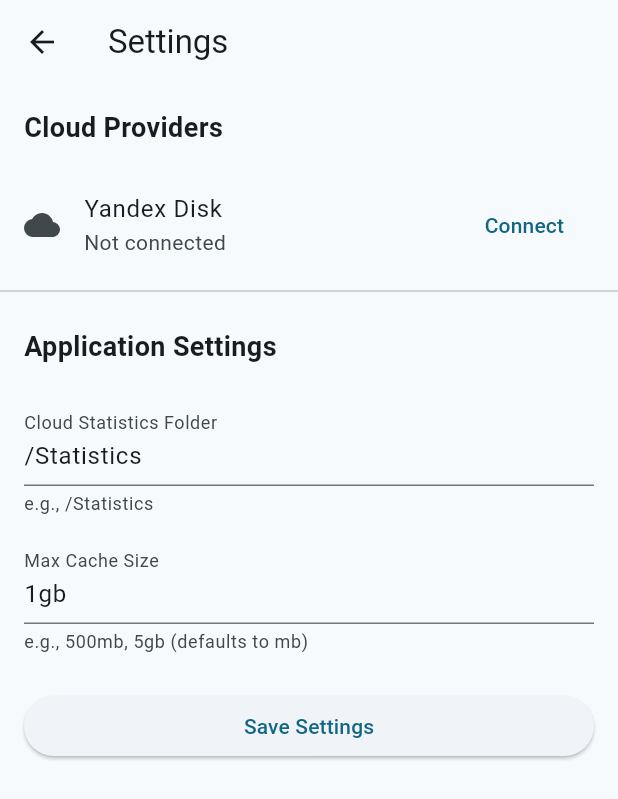
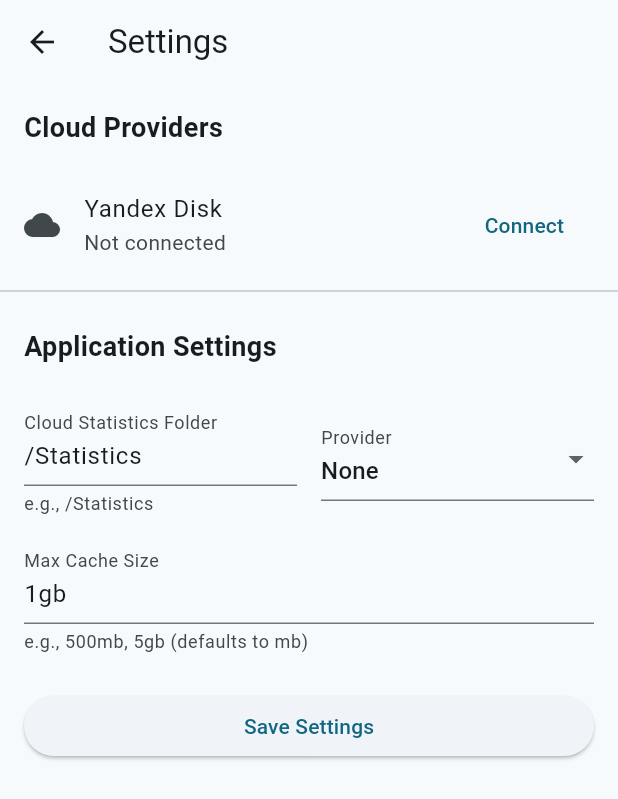
Before and after one commit to deshaion/deshplayer, a Flutter app: the screen it shows after launch, after a tap on the "menu" icon, after a tap on "Settings", on a phone screen of 412 x 824 dp. Shown: the top 799 px of the screen. Run offline on Flutter 3.47's test engine with Material 3 defaults, Android fonts, the phone set to English and light mode, and no system bars; our stand-ins replace audio_video_progress_bar, device_info_plus, flutter_secure_storage, hive, hive_flutter, just_audio; missing offline and left inert: audiotags, just_audio_media_kit; accounts and stored records are empty; network calls fail.

Commit message:
feat: Configurable cloud provider for stats syncing and multi-device aggregation (#15)
Added a dropdown setting to select a specific cloud provider for syncing stats.
Updated `StatsService` to respect this setting, properly sync (upload) local
stats, and download stats from other devices efficiently using MD5 hashes.
Stats from all devices are now aggregated during the stats period calculation.

Co-authored-by: google-labs-jules[bot] <161369871+google-labs-jules[bot]@users.noreply.github.com>
Co-authored-by: deshaion <2771529+deshaion@users.noreply.github.com>

```diff
--- a/lib/models/settings.dart
+++ b/lib/models/settings.dart
@@ -25,6 +25,9 @@ class AppSettings {
   @HiveField(6)
   String? cloudStatsFolder;
 
+  @HiveField(7)
+  String? cloudStatsProviderId;
+
   AppSettings({
     this.maxCacheSizeBytes = 1024 * 1024 * 1024, // 1GB default
     this.localMusicCacheFolder,
@@ -33,5 +36,6 @@ class AppSettings {
     this.volume = 1.0,
     this.lastActivePlaylistId,
     this.cloudStatsFolder = '/Statistics',
+    this.cloudStatsProviderId,
   });
 }
--- a/lib/services/stats_service.dart
+++ b/lib/services/stats_service.dart
@@ -4,6 +4,7 @@ import 'package:device_info_plus/device_info_plus.dart';
 import 'package:hive_flutter/hive_flutter.dart';
 import 'package:logging/logging.dart';
 import 'package:uuid/uuid.dart';
+import 'package:http/http.dart' as http;
 import '../models/track.dart';
 import '../models/settings.dart';
 import 'cloud_media_service.dart';
@@ -82,7 +83,7 @@ class StatsService {
       final Map<String, int> aggregated = {};
 
       for (final key in _statsBox.keys) {
-          if (key == _deviceIdKey) continue;
+          if (key == _deviceIdKey || key.toString().endsWith('-md5')) continue;
           // Key format: YYYY-MM_deviceId
           final parts = key.toString().split('_');
           if (parts.isNotEmpty) {
@@ -119,28 +120,27 @@ class StatsService {
   Future<void> _syncStatsToCloud() async {
       try {
           final cloudService = CloudMediaService();
-          if (cloudService.providers.isEmpty) return;
-          final provider = cloudService.providers.first;
-          if (!await provider.isConnected()) return;
+          final settingsBox = Hive.box<AppSettings>('settings');
+          final settings = settingsBox.get('app_settings') ?? AppSettings();
+          final providerId = settings.cloudStatsProviderId;
+
+          if (providerId == null) {
+              _log.info('No cloud stats provider selected, skipping sync');
+              return;
+          }
+
+          final provider = cloudService.getProvider(providerId);
+          if (provider == null || !await provider.isConnected()) {
+              _log.warning('Selected cloud stats provider is not available or not connected');
+              return;
+          }
 
           final cacheDir = await cloudService.getCacheDir();
-
-          for (final key in _statsBox.keys) {
-              if (key == _deviceIdKey) continue;
-
-              final dataStr = _statsBox.get(key);
-              if (dataStr != null) {
-                  final file = File('${cacheDir.path}/$key.json');
-                  await file.writeAsString(dataStr);
-
-                  final settingsBox = Hive.box<AppSettings>('settings');
-                  final settings = settingsBox.get('app_settings') ?? AppSettings();
           final folder = settings.cloudStatsFolder ?? '/Statistics';
-
-                  // Clean folder path
           String cleanFolder = folder.replaceAll(RegExp(r'^/+|/+$'), '');
           if (cleanFolder.isEmpty) cleanFolder = 'Statistics';
 
+          // --- UPLOAD PHASE ---
           // Yandex Disk requires parent folders to exist. We'll try to create it if we have a token.
           try {
               if (provider.id == 'yandex_disk') {
@@ -157,13 +157,61 @@ class StatsService {
               _log.warning('Error pre-checking upload directory: $e');
           }
 
-                  await provider.uploadFile('disk:/$cleanFolder/$key.json', file);
+          for (final key in _statsBox.keys) {
+              final keyStr = key.toString();
+              if (keyStr == _deviceIdKey || keyStr.endsWith('-md5') || !keyStr.endsWith('_$_deviceId')) continue;
+
+              final dataStr = _statsBox.get(keyStr);
+              if (dataStr != null) {
+                  final file = File('${cacheDir.path}/$keyStr.json');
+                  await file.writeAsString(dataStr);
+
+                  await provider.uploadFile('disk:/$cleanFolder/$keyStr.json', file);
 
                   if (file.existsSync()) {
                       file.deleteSync();
                   }
               }
           }
+
+          // --- DOWNLOAD PHASE ---
+          try {
+              final nodes = await provider.listPath('disk:/$cleanFolder');
+              for (final node in nodes) {
+                  if (node.isDir || !node.name.endsWith('.json')) continue;
+
+                  final filename = node.name;
+                  final key = filename.substring(0, filename.length - 5); // remove .json
+
+                  // Ignore our own files
+                  if (key.endsWith('_$_deviceId')) continue;
+
+                  // Ensure it's a valid format YYYY-MM_deviceId
+                  if (key.split('_').length < 2) continue;
+
+                  final remoteMd5 = node.md5;
+                  if (remoteMd5 == null) continue; // Cannot check if changed easily, skip for now
+
+                  final localMd5 = _statsBox.get('$key-md5');
+                  if (localMd5 != remoteMd5) {
+                      _log.info('Downloading updated stats for $key');
+                      final downloadUrl = await provider.getDownloadUrl(node.path);
+                      if (downloadUrl != null) {
+                          final response = await http.get(Uri.parse(downloadUrl));
+                          if (response.statusCode == 200) {
+                              await _statsBox.put(key, response.body);
+                              await _statsBox.put('$key-md5', remoteMd5);
+                              _log.fine('Successfully downloaded and stored stats for $key');
+                          } else {
+                              _log.warning('Failed to download stats for $key, status: ${response.statusCode}');
+                          }
+                      }
+                  }
+              }
+          } catch (e) {
+              _log.warning('Failed to list or download stats from cloud', e);
+          }
+
           _log.info('Successfully synced stats to cloud');
       } catch (e) {
           _log.severe('Failed to sync stats to cloud', e);
--- a/lib/ui/pages/settings_page.dart
+++ b/lib/ui/pages/settings_page.dart
@@ -20,6 +20,7 @@ class _SettingsPageState extends State<SettingsPage> {
   late AppSettings _settings;
   late TextEditingController _statsFolderController;
   late TextEditingController _maxCacheSizeController;
+  String? _selectedStatsProviderId;
 
   @override
   void initState() {
@@ -27,6 +28,7 @@ class _SettingsPageState extends State<SettingsPage> {
     _settings = _storageService.getSettings();
     _statsFolderController = TextEditingController(text: _settings.cloudStatsFolder);
     _maxCacheSizeController = TextEditingController(text: CacheSizeParser.format(_settings.maxCacheSizeBytes));
+    _selectedStatsProviderId = _settings.cloudStatsProviderId;
     _checkConnections();
   }
 
@@ -108,6 +110,7 @@ class _SettingsPageState extends State<SettingsPage> {
       }
       _settings.maxCacheSizeBytes = cacheSizeBytes;
       _settings.cloudStatsFolder = _statsFolderController.text;
+      _settings.cloudStatsProviderId = _selectedStatsProviderId;
       _storageService.saveSettings(_settings);
       ScaffoldMessenger.of(context).showSnackBar(const SnackBar(content: Text('Settings saved')));
   }
@@ -156,12 +159,42 @@ class _SettingsPageState extends State<SettingsPage> {
                 ),
                 Padding(
                   padding: const EdgeInsets.symmetric(horizontal: 16.0, vertical: 8.0),
+                  child: Row(
+                    children: [
+                      Expanded(
                         child: TextField(
                           controller: _statsFolderController,
                           decoration: const InputDecoration(
                             labelText: 'Cloud Statistics Folder',
                             helperText: 'e.g., /Statistics',
                           ),
+                        ),
+                      ),
+                      const SizedBox(width: 16),
+                      Expanded(
+                        child: DropdownButtonFormField<String?>(
+                          value: _selectedStatsProviderId,
+                          decoration: const InputDecoration(
+                            labelText: 'Provider',
+                          ),
+                          items: [
+                            const DropdownMenuItem<String?>(
+                              value: null,
+                              child: Text('None'),
+                            ),
+                            ..._cloudMediaService.providers.map((p) => DropdownMenuItem<String?>(
+                                  value: p.id,
+                                  child: Text(p.name),
+                                )),
+                          ],
+                          onChanged: (val) {
+                            setState(() {
+                              _selectedStatsProviderId = val;
+                            });
+                          },
+                        ),
+                      ),
+                    ],
                   ),
                 ),
                 Padding(
```
Also changed, not shown: lib/models/settings.g.dart. Lines whose indentation alone changed are shown as unchanged.
